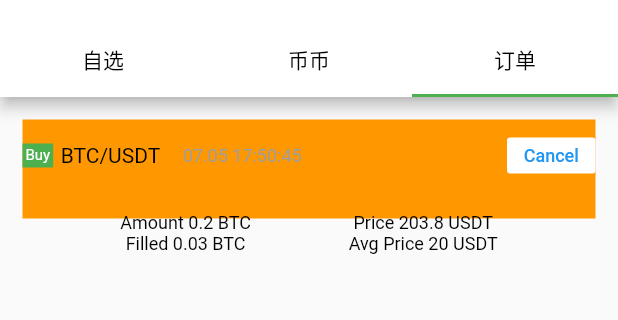
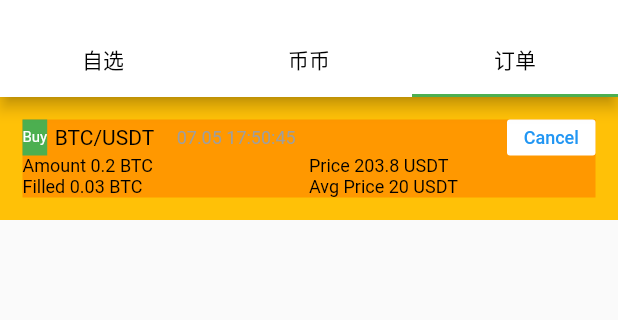
Before and after one commit to 156980441/flutter_demo, a Flutter app: the screen it shows after launch, tab 3 chosen, on a phone screen of 412 x 824 dp, the part 59-379 px from its top. Run offline on Flutter 3.47's test engine with Material 2 defaults, Android fonts, the phone set to English and light mode, and no system bars; our stand-ins replace flutter_native_web, flutter_swiper, fluttertoast, shared_preferences; missing offline and left inert: a package; generated files the repository leaves out were written again; network calls fail.

Commit message:
【提交类型】new 【修改内容】订单 UI 【影响范围】bb 【风险评估】low

```diff
--- a/flutter_news/lib/order/order_view.dart
+++ b/flutter_news/lib/order/order_view.dart
@@ -33,18 +33,18 @@ class _OrderViewState extends State<OrderView> {
 
   Widget _getItem(BuildContext context, int index) {
     return Container(
+      color: Colors.amber,
       padding: const EdgeInsets.all(15.0),
       child: GestureDetector(
         child: Container(
           child: Column(
             children: <Widget>[
-              Row(
+              Container(
+                child: Row(
                   children: <Widget>[
                     Container(
-                    padding: const EdgeInsets.all(2.0),
                       color: Colors.green,
-                    child: Align(
-                      alignment: Alignment.center,
+                      child: Center(
                         child: Text(
                           _orders[index].direction,
                           textAlign: TextAlign.center,
@@ -54,8 +54,7 @@ class _OrderViewState extends State<OrderView> {
                     ),
                     Container(
                       margin: const EdgeInsets.only(left: 5, right: 15),
-                    child: Align(
-                      alignment: Alignment.center,
+                      child: Center(
                         child: Text(
                           _orders[index].symbol,
                           textAlign: TextAlign.center,
@@ -92,12 +91,15 @@ class _OrderViewState extends State<OrderView> {
                     ),
                   ],
                 ),
+                height: 24,
+              ),
               Container(
-                margin: const EdgeInsets.only(top: 14),
                 child: Row(
-                  mainAxisAlignment: MainAxisAlignment.spaceEvenly,
+                  mainAxisAlignment: MainAxisAlignment.start,
                   children: <Widget>[
-                    Column(
+                    Expanded(
+                      flex: 1,
+                      child: Column(
                         children: <Widget>[
                           Align(
                             alignment: Alignment.centerLeft,
@@ -117,7 +119,10 @@ class _OrderViewState extends State<OrderView> {
                           ),
                         ],
                       ),
-                    Column(
+                    ),
+                    Expanded(
+                      flex: 1,
+                      child: Column(
                         children: <Widget>[
                           Align(
                             alignment: Alignment.centerLeft,
@@ -137,6 +142,7 @@ class _OrderViewState extends State<OrderView> {
                           ),
                         ],
                       ),
+                    ),
                   ],
                 ),
               ),
@@ -144,7 +150,6 @@ class _OrderViewState extends State<OrderView> {
           ),
           width: MediaQuery.of(context).size.width,
           color: Colors.orange,
-          height: 66,
         ),
         onTap: () {
           Navigator.push(
@@ -156,7 +161,6 @@ class _OrderViewState extends State<OrderView> {
         },
       ),
       width: MediaQuery.of(context).size.width,
-      height: 96,
     );
   }
 }
```
Lines whose indentation alone changed are shown as unchanged.
